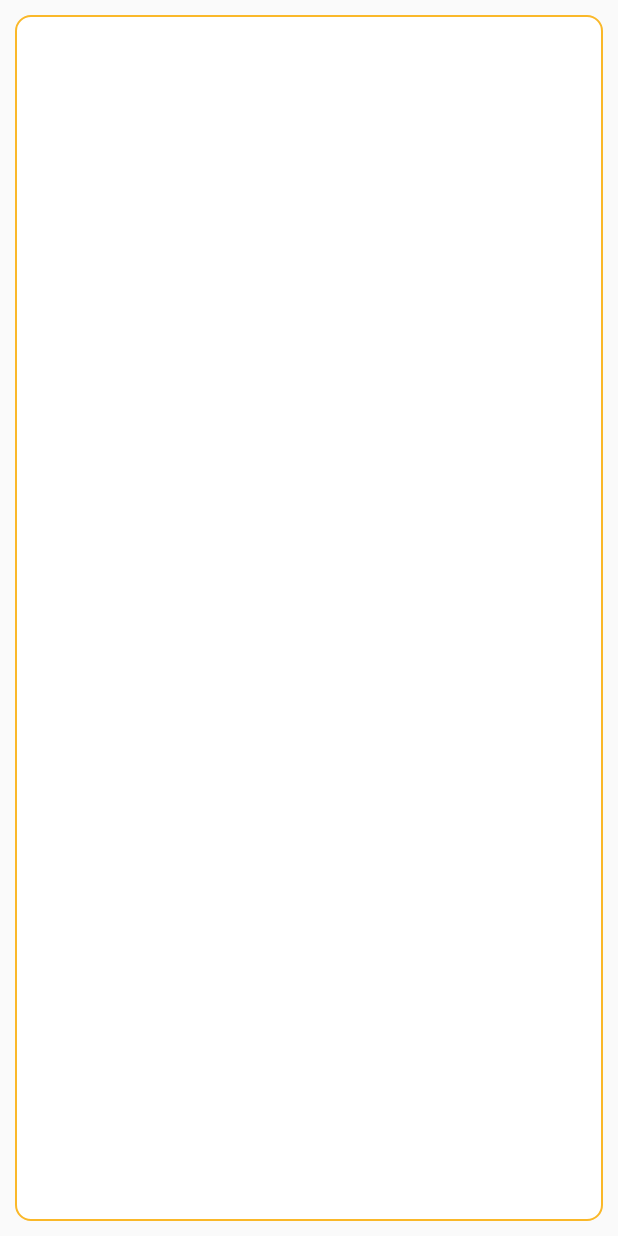
After one commit to BehnoudSh/PaymentBaseApp, an Android app: the layout activity_currency_groups.xml on its own in the app's theme, with its tools: preview values and no code run, on a phone screen of 412 x 824 dp. The commit adds this screen. Run offline under Robolectric (Android 15) with nearby library versions, the phone set to English and light mode, and no system bars.

Commit message:
currency design

```diff
--- /dev/null
+++ b/app/src/main/res/drawable/bg_currency_groups.xml
@@ -0,0 +1,13 @@
+<?xml version="1.0" encoding="utf-8"?>
+<shape xmlns:android="http://schemas.android.com/apk/res/android">
+    <solid android:color="@android:color/white" />
+
+    <corners
+        android:bottomLeftRadius="10dp"
+        android:bottomRightRadius="10dp"
+        android:topLeftRadius="10dp"
+        android:topRightRadius="10dp" />
+    <stroke
+        android:width="1dp"
+        android:color="@color/zibfitgold" />
+</shape>
--- /dev/null
+++ b/app/src/main/res/layout/activity_currency_groups.xml
@@ -0,0 +1,20 @@
+<?xml version="1.0" encoding="utf-8"?>
+<LinearLayout xmlns:android="http://schemas.android.com/apk/res/android"
+    android:id="@+id/parent"
+    android:layout_width="match_parent"
+    android:layout_height="match_parent"
+    android:layout_margin="10dp"
+    android:background="@drawable/bg_currency_groups"
+    android:orientation="vertical">
+
+    <TextView
+        android:id="@+id/tv_activity_currency_groups_title"
+        android:layout_width="match_parent"
+        android:layout_height="wrap_content"
+        android:gravity="center_vertical"
+        android:padding="10dp"
+        android:textColor="@color/gray_dolphin"
+        android:textSize="16dp"
+        android:textStyle="bold" />
+
+</LinearLayout>
--- a/app/src/main/res/layout/item_category.xml
+++ b/app/src/main/res/layout/item_category.xml
@@ -5,7 +5,7 @@
     android:layout_margin="5dp"
     android:layout_height="100dp"
 
-    android:background="@drawable/bg_currency_group"
+    android:background="@drawable/bg_custom_elevation"
     android:orientation="vertical">
 
     <TextView
```
Also changed, not shown: app/src/main/java/ir/chichand/chichand/Activity/CurrencyActivity.java (+24 -29 lines), app/src/main/java/ir/chichand/chichand/Models/Responses/Response_Inquiry.java (+13 -1 lines), app/src/main/java/ir/chichand/chichand/Models/Responses/Response_Inquiry_Data_Group.java (added, +39 -0 lines), app/src/main/res/drawable/bg_custom_elevation.xml (renamed from app/src/main/res/drawable/bg_currency_group.xml).
